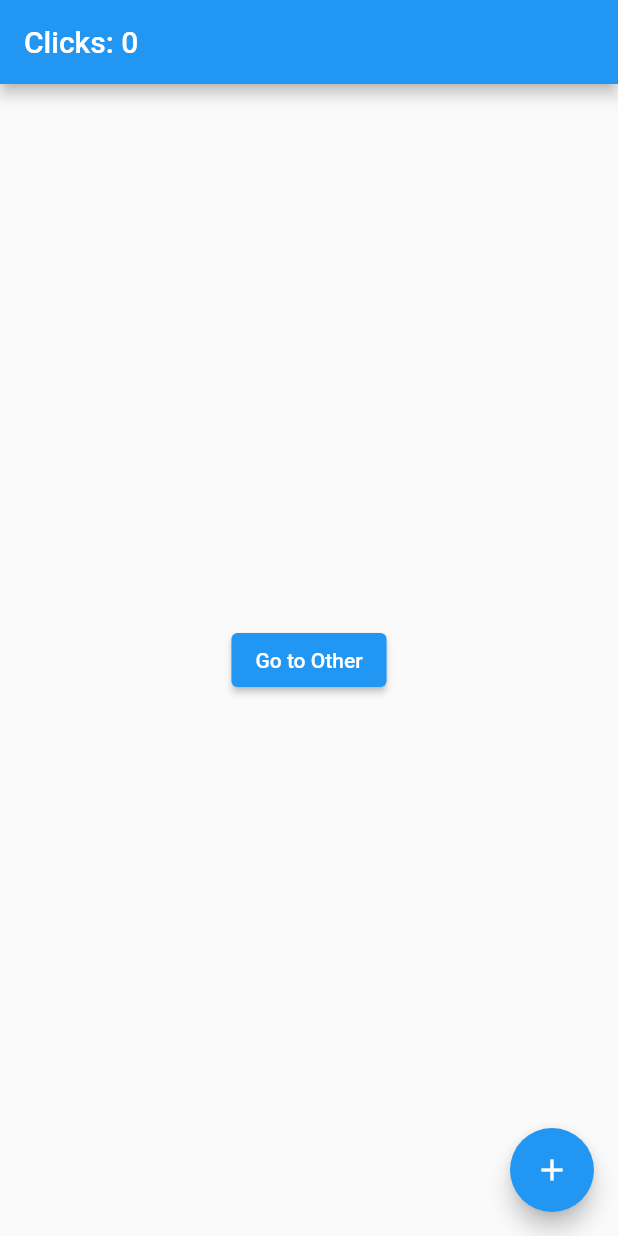
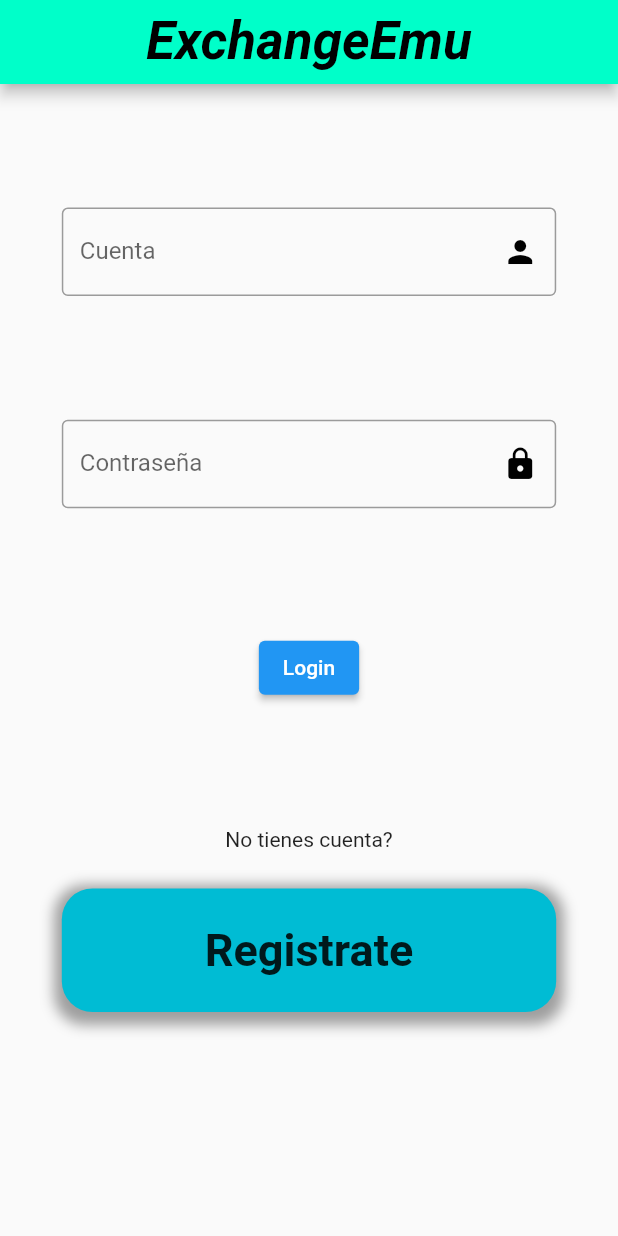
Before and after one commit to Devillzify23/exchange_emu_front, a Flutter app: the screen it shows after launch, on a phone screen of 412 x 824 dp. Run offline on Flutter 3.47's test engine with Material 2 defaults, Android fonts, the phone set to English and light mode, and no system bars; our stand-ins replace shared_preferences.

Commit message:
login acabado
siuuuuu

```diff
--- a/lib/controllers/users_controller.dart
+++ /dev/null
@@ -1,6 +0,0 @@
-import 'package:get/get.dart';
-
-class Users_Controller extends GetxController {
-  var count = 0.obs;
-  increment() => count++;
-}
--- a/lib/main.dart
+++ b/lib/main.dart
@@ -1,14 +1,41 @@
 import 'package:exchange_emu_front/pages/pages.dart';
-import 'package:flutter/cupertino.dart';
+import 'package:exchange_emu_front/providers/user_provider.dart';
 import 'package:flutter/material.dart';
-import 'package:get/get.dart';
+import 'package:provider/provider.dart';
 
-void main() => runApp(GetMaterialApp(
-      home: Home(),
+import 'preferences/shared_preferences.dart';
+
+void main() async {
+  WidgetsFlutterBinding.ensureInitialized();
+  await Preferences.init();
+  runApp(
+    MultiProvider(
+        providers: [ChangeNotifierProvider(create: (_) => UserProvider())],
+        child: const Myapp()),
+  );
+}
+
+class Myapp extends StatelessWidget {
+  const Myapp({super.key});
+
+  @override
+  Widget build(BuildContext context) {
+    return MaterialApp(
+      initialRoute: '/',
       debugShowCheckedModeBanner: false,
-      getPages: [
-        GetPage(name: "wallets", page: () => const Wallets()),
-        GetPage(name: "history", page: () => const History()),
-        GetPage(name: "user", page: () => const UserDetails())
-      ],
-    ));
+      routes: {
+        '/': (context) => Login(),
+        '/wallets': (context) => const Wallets(),
+        '/history': (context) => const History(),
+        '/user': (context) => const UserDetails(),
+        '/register': (context) => RegisterPage()
+      },
+      theme: ThemeData(
+          appBarTheme: AppBarTheme.lerp(
+              const AppBarTheme(
+                  backgroundColor: Color.fromRGBO(255, 255, 255, 0)),
+              const AppBarTheme(color: Color.fromARGB(255, 118, 255, 228)),
+              2)),
+    );
+  }
+}
--- a/lib/models/user_model.dart
+++ b/lib/models/user_model.dart
@@ -5,16 +5,16 @@
 import 'dart:convert';
 
 class User {
-  final int id;
-  final String nombre;
-  final String apellido;
-  final String apodo;
-  final String cuenta;
-  final String contra;
-  final double saldo;
+  final int? id;
+  final String? nombre;
+  final String? apellido;
+  final String? apodo;
+  final String? cuenta;
+  final String? contra;
+  final double? saldo;
 
   User({
-    required this.id,
+    this.id,
     required this.nombre,
     required this.apellido,
     required this.apodo,
@@ -46,4 +46,9 @@ class User {
         "contra": contra,
         "saldo": saldo,
       };
+
+  @override
+  String toString() {
+    return 'User(id: $id, nombre: $nombre, apellido: $apellido, apodo: $apodo, cuenta: $cuenta, contra: $contra, saldo: $saldo)';
+  }
 }
--- a/lib/pages/home.dart
+++ /dev/null
@@ -1,24 +0,0 @@
-import 'package:flutter/material.dart';
-import 'package:get/get.dart';
-import 'package:exchange_emu_front/pages/pages.dart';
-import '../controllers/users_controller.dart';
-
-class Home extends StatelessWidget {
-  @override
-  Widget build(context) {
-    // Instantiate your class using Get.put() to make it available for all "child" routes there.
-    final Users_Controller c = Get.put(Users_Controller());
-
-    return Scaffold(
-        // Use Obx(()=> to update Text() whenever count is changed.
-        appBar: AppBar(title: Obx(() => Text("Clicks: ${c.count}"))),
-
-        // Replace the 8 lines Navigator.push by a simple Get.to(). You don't need context
-        body: Center(
-            child: ElevatedButton(
-                child: Text("Go to Other"),
-                onPressed: () => Get.to(Wallets()))),
-        floatingActionButton: FloatingActionButton(
-            child: Icon(Icons.add), onPressed: c.increment));
-  }
-}
--- /dev/null
+++ b/lib/pages/login.dart
@@ -0,0 +1,21 @@
+import 'package:exchange_emu_front/widgets/login_form.dart';
+import 'package:flutter/material.dart';
+
+class Login extends StatelessWidget {
+  @override
+  Widget build(context) {
+    return Scaffold(
+        appBar: AppBar(
+          title: const Center(
+              child: Text(
+            "ExchangeEmu",
+            style: TextStyle(
+                fontSize: 35,
+                fontWeight: FontWeight.bold,
+                color: Colors.black,
+                fontStyle: FontStyle.italic),
+          )),
+        ),
+        body: LoginForm());
+  }
+}
--- a/lib/pages/pages.dart
+++ b/lib/pages/pages.dart
@@ -1,4 +1,5 @@
 export 'history.dart';
-export 'home.dart';
+export 'login.dart';
+export 'register.dart';
 export 'user_details.dart';
 export 'wallets.dart';
--- a/lib/pages/wallets.dart
+++ b/lib/pages/wallets.dart
@@ -5,7 +5,7 @@ class Wallets extends StatelessWidget {
 
   @override
   Widget build(BuildContext context) {
-    return Scaffold(
+    return const Scaffold(
       body: Center(
         child: Text("ffffff"),
       ),
--- /dev/null
+++ b/lib/preferences/shared_preferences.dart
@@ -0,0 +1,42 @@
+import 'package:shared_preferences/shared_preferences.dart';
+
+class Preferences {
+  static late SharedPreferences _prefs;
+
+  static int _idUser = 0;
+
+  static String _apodo = "";
+
+  static bool _logged = true;
+
+  static Future init() async {
+    _prefs = await SharedPreferences.getInstance();
+  }
+
+  static int get idUser {
+    return _prefs.getInt("idUser") ?? _idUser;
+  }
+
+  static set idUser(int idUser) {
+    _idUser = idUser;
+    _prefs.setInt('idUser', idUser);
+  }
+
+  static bool get logged {
+    return _prefs.getBool('logged') ?? _logged;
+  }
+
+  static set logged(bool logged) {
+    _logged = logged;
+    _prefs.setBool('logged', _logged);
+  }
+
+  static String get apodo {
+    return _prefs.getString('apodo') ?? _apodo;
+  }
+
+  static set apodo(String apodo) {
+    _apodo = apodo;
+    _prefs.setString('apodo', apodo);
+  }
+}
--- a/lib/providers/user_provider.dart
+++ b/lib/providers/user_provider.dart
@@ -1,16 +1,21 @@
 import 'package:exchange_emu_front/models/models.dart';
-import 'package:get/get.dart';
+import 'package:flutter/cupertino.dart';
+import 'package:http/http.dart' as http;
 
-class UserProvider extends GetConnect {
-  @override
-  void onInit() {
-    // TODO: implement onInit
-    print("Usuarios provider init");
-  }
+class UserProvider extends ChangeNotifier {
+  User usuario = User(
+      id: null,
+      nombre: null,
+      apellido: null,
+      apodo: null,
+      cuenta: null,
+      contra: null,
+      saldo: null);
 
-  Future<User> getUser(String cuenta, String contra) async {
-    final response =
-        await get('http://192.168.1.76:8080/users/login/devillzify/1234');
-    return null;
+  Future<void> getUser(String cuenta, String contra) async {
+    var url = Uri.http('192.168.1.76:8080', 'users/login/$cuenta/$contra');
+    final response = await http.get(url);
+    usuario = User.fromJson(response.body);
+    notifyListeners();
   }
 }
--- /dev/null
+++ b/lib/widgets/login_form.dart
@@ -0,0 +1,159 @@
+import 'dart:io';
+
+import 'package:exchange_emu_front/pages/pages.dart';
+import 'package:exchange_emu_front/providers/user_provider.dart';
+import 'package:flutter/material.dart';
+import 'package:provider/provider.dart';
+import '../preferences/shared_preferences.dart';
+
+class LoginForm extends StatefulWidget {
+  @override
+  _LoginFormState createState() => _LoginFormState();
+}
+
+class _LoginFormState extends State<LoginForm> {
+  final _formKey = GlobalKey<FormState>();
+  String _cuenta = '';
+  String _contra = '';
+
+  void _submitForm() async {
+    final userProvider = Provider.of<UserProvider>(context, listen: false);
+    if (_formKey.currentState!.validate()) {
+      _formKey.currentState!.save();
+      await userProvider.getUser(_cuenta, _contra);
+    }
+    if (userProvider.usuario.id != null) {
+      Preferences.idUser = userProvider.usuario.id!;
+      Preferences.apodo = userProvider.usuario.apodo!;
+      Preferences.logged = true;
+      print("estas son las preferences");
+      print(Preferences.apodo);
+      print(Preferences.idUser);
+      print(Preferences.logged);
+    } else {
+      ScaffoldMessenger.of(context).showSnackBar(const SnackBar(
+          content: Text(
+              "No se ha encontrado ningun usuario con esas credenciales")));
+    }
+  }
+
+  @override
+  Widget build(BuildContext context) {
+    final size = MediaQuery.of(context).size;
+    return ListView(children: [
+      Form(
+        key: _formKey,
+        child: Center(
+          child: Column(
+            children: [
+              SizedBox(
+                height: size.height * 0.1,
+                width: size.width,
+              ),
+              Container(
+                width: size.width * 0.8,
+                child: TextFormField(
+                  decoration: const InputDecoration(
+                      border: OutlineInputBorder(),
+                      labelText: 'Cuenta',
+                      suffixIcon: Icon(
+                        Icons.person,
+                        color: Colors.black,
+                      )),
+                  validator: (value) {
+                    if (value == null || value.isEmpty) {
+                      return 'Por favor, ingresa tu cuenta';
+                    }
+                    return null;
+                  },
+                  onSaved: (value) {
+                    _cuenta = value!;
+                  },
+                ),
+              ),
+              SizedBox(
+                height: size.width * 0.2,
+                width: size.width,
+              ),
+              Container(
+                width: size.width * 0.8,
+                child: TextFormField(
+                  decoration: const InputDecoration(
+                    border: OutlineInputBorder(),
+                    labelText: 'Contraseña',
+                    suffixIcon: Icon(
+                      Icons.lock,
+                      color: Colors.black,
+                    ),
+                  ),
+                  validator: (value) {
+                    if (value == null || value.isEmpty) {
+                      return 'Por favor, ingresa tu contraseña';
+                    }
+                    return null;
+                  },
+                  onSaved: (value) {
+                    _contra = value!;
+                  },
+                  obscureText: true, // Oculta el texto ingresado
+                ),
+              ),
+              SizedBox(
+                height: size.width * 0.2,
+                width: size.width,
+              ),
+              ElevatedButton(
+                onPressed: _submitForm,
+                child: const Text('Login'),
+              ),
+              SizedBox(
+                width: size.width,
+                height: size.height * 0.1,
+              ),
+              Container(
+                width: size.width * 0.8,
+                height: size.height * 0.2,
+                child: Column(
+                  children: [
+                    const Text("No tienes cuenta?"),
+                    SizedBox(
+                      height: size.height * 0.03,
+                    ),
+                    GestureDetector(
+                      child: Container(
+                        height: size.height * 0.1,
+                        width: size.width,
+                        decoration: const BoxDecoration(
+                            borderRadius:
+                                BorderRadius.all(Radius.circular(20.5)),
+                            color: Colors.cyan,
+                            boxShadow: [
+                              BoxShadow(
+                                color: Colors.grey,
+                                spreadRadius: 5,
+                                blurRadius: 7,
+                                offset: Offset(0, 3),
+                              )
+                            ]),
+                        child: const Center(
+                          child: Text(
+                            "Registrate",
+                            style: TextStyle(
+                                fontSize: 30, fontWeight: FontWeight.bold),
+                          ),
+                        ),
+                      ),
+                      onTap: () {
+                        Navigator.pushNamed(context, '/register');
+                      },
+                    )
+                  ],
+                ),
+              )
+            ],
+          ),
+        ),
+      ),
+    ]);
+  }
+}
```
Also changed, not shown: lib/models/user_model_send.dart (added, +37 -0 lines), lib/pages/register.dart (added, +163 -0 lines), pubspec.yaml (+4 -3 lines), assets/images/Bitcoin.gif (added), assets/images/Bitcoin.png (added), pubspec.lock.
